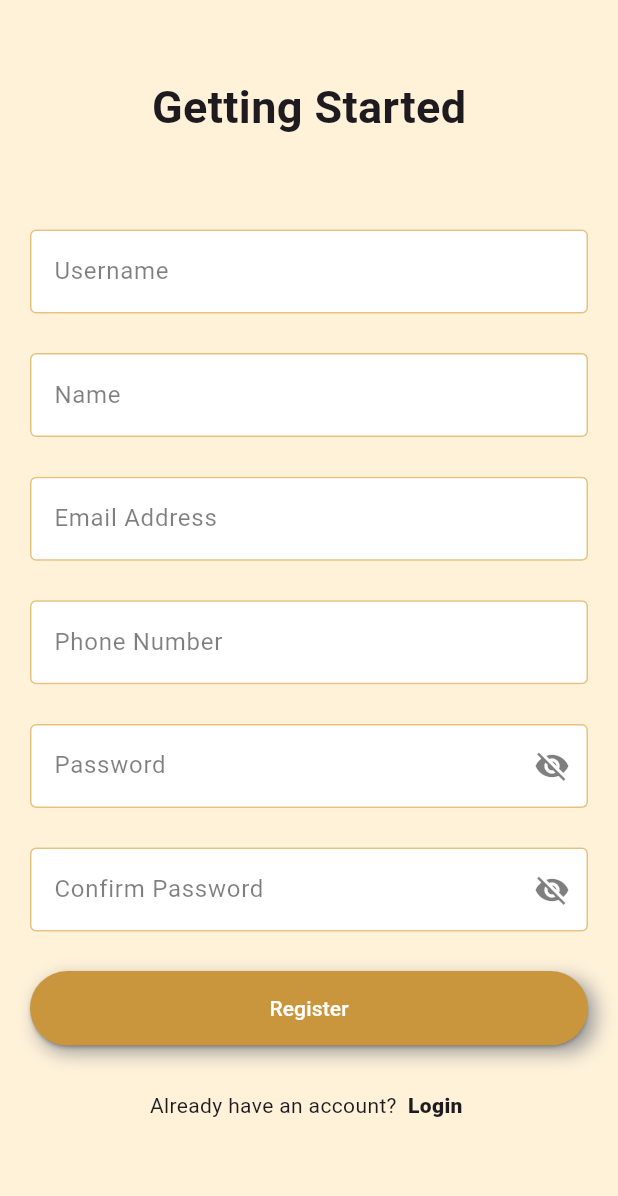
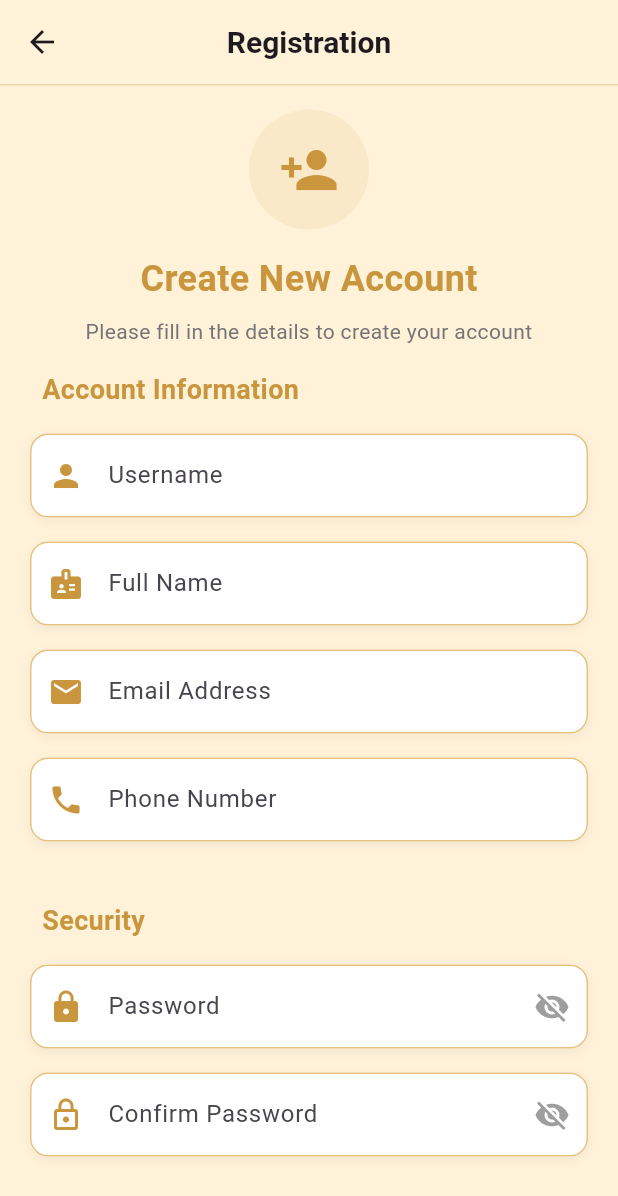
Before and after one commit to Daweee/TripNitor, a Flutter app: the RegistrationPage screen opened directly, on a phone screen of 412 x 824 dp. Shown: the top 1196 px of the screen. Run offline on Flutter 3.47's test engine with Material 3 defaults, Android fonts, the phone set to English and light mode, and no system bars; our stand-ins replace dio, flutter_dash, flutter_dotenv, flutter_map, flutter_rating_bar, flutter_riverpod and 8 more; missing offline and left inert: flutter_stripe; accounts and stored records are empty.

Commit message:
enhanced registration page ui

```diff
--- a/tripnitor_mobile_app/lib/pages/registration_page.dart
+++ b/tripnitor_mobile_app/lib/pages/registration_page.dart
@@ -1,14 +1,9 @@
-// ignore_for_file: use_build_context_synchronously
-
-import 'package:flutter/cupertino.dart';
 import 'package:flutter/material.dart';
 import 'package:flutter_riverpod/flutter_riverpod.dart';
-import 'package:tripnitor_mobile_app/widgets/custome_form_field.dart';
 import '../core/constants/constant.dart';
 import '../providers/auth_provider.dart';
-import 'auth_page.dart';
+import 'login_page.dart';
 import 'user/home_page.dart';
-import 'login_page.dart';
 
 class RegistrationPage extends ConsumerStatefulWidget {
   const RegistrationPage({super.key});
@@ -32,59 +27,103 @@ class _RegistrationPageState extends ConsumerState<RegistrationPage> {
   @override
   Widget build(BuildContext context) {
     return Scaffold(
-      resizeToAvoidBottomInset: false,
       backgroundColor: Color(ColorConstants.BACKGROUND_COLOR),
-      body: Container(
-        padding: EdgeInsets.only(top: 20),
+      appBar: PreferredSize(
+        preferredSize: Size.fromHeight(kToolbarHeight + 1),
+        child: AppBar(
+          title: Text(
+            "Registration",
+            style: TextStyle(
+              fontWeight: FontWeight.bold,
+              fontSize: 20,
+            ),
+          ),
+          centerTitle: true,
+          backgroundColor: Color(ColorConstants.BACKGROUND_COLOR),
+          elevation: 0,
+          scrolledUnderElevation: 0,
+          bottom: PreferredSize(
+            preferredSize: Size.fromHeight(1.0),
+            child: Divider(
+              color: Color(ColorConstants.PRIMARY_COLOR).withOpacity(0.3),
+              thickness: 1,
+              height: 1,
+            ),
+          ),
+        ),
+      ),
+      body: SafeArea(
         child: _buildUI(context),
       ),
     );
   }
 
   Widget _buildUI(BuildContext context) {
+    return SingleChildScrollView(
+      physics: BouncingScrollPhysics(),
+      child: Container(
+        width: MediaQuery.of(context).size.width,
+        padding: EdgeInsets.symmetric(horizontal: 20),
+        child: Column(
+          children: [
+            _buildFormHeader(),
+            _buildRegistrationForm(context),
+          ],
+        ),
+      ),
+    );
+  }
+
+  Widget _buildFormHeader() {
     return Container(
-      width: MediaQuery.sizeOf(context).width,
-      padding: EdgeInsets.symmetric(
-        horizontal: 20,
+      padding: EdgeInsets.symmetric(vertical: 16),
+      child: Column(
+        children: [
+          CircleAvatar(
+            radius: 40,
+            backgroundColor:
+                Color(ColorConstants.PRIMARY_COLOR).withOpacity(0.1),
+            child: Icon(
+              Icons.person_add,
+              size: 40,
+              color: Color(ColorConstants.PRIMARY_COLOR),
             ),
-      child: Column(
-        // mainAxisAlignment: MainAxisAlignment.spaceEvenly,
-        children: [
-          Container(
-            padding: EdgeInsets.only(
-              top: 30,
-              bottom: 60,
           ),
-            child: _headerText(context),
+          SizedBox(height: 16),
+          Text(
+            "Create New Account",
+            style: TextStyle(
+              fontSize: 24,
+              fontWeight: FontWeight.bold,
+              color: Color(ColorConstants.PRIMARY_COLOR),
             ),
-          _registrationForm(context),
+          ),
+          SizedBox(height: 8),
+          Text(
+            "Please fill in the details to create your account",
+            style: TextStyle(
+              fontSize: 14,
+              color: Colors.grey[600],
+            ),
+            textAlign: TextAlign.center,
+          ),
         ],
       ),
     );
   }
 
-  Widget _headerText(BuildContext context) {
-    return Container(
-      child: Text(
-        "Getting Started",
-        style: TextStyle(
-          fontSize: 30,
-          fontWeight: FontWeight.bold,
-        ),
-      ),
-    );
-  }
-
-  Widget _registrationForm(BuildContext context) {
-    return SingleChildScrollView(
-      child: Form(
+  Widget _buildRegistrationForm(BuildContext context) {
+    return Form(
       key: _formKey,
       child: Column(
+        crossAxisAlignment: CrossAxisAlignment.start,
         children: [
-            CustomeFormField(
-              labelText: "Username",
-              height: MediaQuery.sizeOf(context).height * .1,
+          _buildSectionHeader("Account Information"),
+          SizedBox(height: 16),
+          _buildFormField(
             controller: _usernameController,
+            label: "Username",
+            icon: Icons.person,
             validator: (value) {
               if (value == null || value.isEmpty) {
                 return 'Please enter a username';
@@ -92,24 +131,25 @@ class _RegistrationPageState extends ConsumerState<RegistrationPage> {
               return null;
             },
           ),
-            CustomeFormField(
-              labelText: "Name",
-              height: MediaQuery.sizeOf(context).height * .1,
+          _buildFormField(
             controller: _nameController,
+            label: "Full Name",
+            icon: Icons.badge,
             validator: (value) {
               if (value == null || value.isEmpty) {
                 return 'Please enter your name';
               }
               if (!RegExp(r'^[a-zA-Z\s]+$').hasMatch(value)) {
-                  return 'Please enter a valid name (letters and spaces only!)';
+                return 'Please enter a valid name (letters and spaces only)';
               }
               return null;
             },
           ),
-            CustomeFormField(
-              labelText: "Email Address",
-              height: MediaQuery.sizeOf(context).height * .1,
+          _buildFormField(
             controller: _emailController,
+            label: "Email Address",
+            icon: Icons.email,
+            keyboardType: TextInputType.emailAddress,
             validator: (value) {
               if (value == null || value.isEmpty) {
                 return 'Please enter your email';
@@ -121,11 +161,11 @@ class _RegistrationPageState extends ConsumerState<RegistrationPage> {
               return null;
             },
           ),
-            CustomeFormField(
-              labelText: "Phone Number",
-              height: MediaQuery.sizeOf(context).height * .1,
+          _buildFormField(
             controller: _phoneNumberController,
-              keyboardType: TextInputType.number,
+            label: "Phone Number",
+            icon: Icons.phone,
+            keyboardType: TextInputType.phone,
             validator: (value) {
               if (value == null || value.isEmpty) {
                 return 'Please enter your phone number';
@@ -136,13 +176,15 @@ class _RegistrationPageState extends ConsumerState<RegistrationPage> {
               return null;
             },
           ),
-            CustomeFormField(
-              labelText: "Password",
-              height: MediaQuery.sizeOf(context).height * .1,
+          SizedBox(height: 24),
+          _buildSectionHeader("Security"),
+          SizedBox(height: 16),
+          _buildFormField(
+            controller: _passwordController,
+            label: "Password",
+            icon: Icons.lock,
             obscureText: _isPasswordObscured,
-              controller: _passwordController,
-              isPassword: true,
-              onToggleObscureText: () {
+            toggleObscureText: () {
               setState(() {
                 _isPasswordObscured = !_isPasswordObscured;
               });
@@ -157,13 +199,12 @@ class _RegistrationPageState extends ConsumerState<RegistrationPage> {
               return null;
             },
           ),
-            CustomeFormField(
-              labelText: "Confirm Password",
-              height: MediaQuery.sizeOf(context).height * .1,
+          _buildFormField(
             controller: _confirmPasswordController,
+            label: "Confirm Password",
+            icon: Icons.lock_outline,
             obscureText: _isConfirmPasswordObscured,
-              isPassword: true,
-              onToggleObscureText: () {
+            toggleObscureText: () {
               setState(() {
                 _isConfirmPasswordObscured = !_isConfirmPasswordObscured;
               });
@@ -178,39 +219,136 @@ class _RegistrationPageState extends ConsumerState<RegistrationPage> {
               return null;
             },
           ),
-            _registrationButton(),
-            SizedBox(
-              height: 30,
+          SizedBox(height: 40),
+          _buildRegistrationButton(),
+          SizedBox(height: 30),
+          _buildAlreadyHaveAccountLink(),
+          SizedBox(height: 40),
+        ],
       ),
-            _AlreadyHaveAnAccount(),
-          ],
+    );
+  }
+
+  Widget _buildSectionHeader(String title) {
+    return Container(
+      padding: EdgeInsets.only(left: 8),
+      child: Text(
+        title,
+        style: TextStyle(
+          fontSize: 18,
+          fontWeight: FontWeight.bold,
+          color: Color(ColorConstants.PRIMARY_COLOR),
         ),
       ),
     );
   }
 
-  Widget _registrationButton() {
+  Widget _buildFormField({
+    required TextEditingController controller,
+    required String label,
+    required IconData icon,
+    TextInputType? keyboardType,
+    bool obscureText = false,
+    VoidCallback? toggleObscureText,
+    String? Function(String?)? validator,
+  }) {
+    return Container(
+      margin: EdgeInsets.only(bottom: 16),
+      decoration: BoxDecoration(
+        color: Colors.white,
+        borderRadius: BorderRadius.circular(12),
+        boxShadow: [
+          BoxShadow(
+            color: Colors.black.withOpacity(0.05),
+            blurRadius: 5,
+            offset: Offset(0, 2),
+          ),
+        ],
+      ),
+      child: TextFormField(
+        controller: controller,
+        decoration: InputDecoration(
+          labelText: label,
+          prefixIcon: Icon(
+            icon,
+            color: Color(ColorConstants.PRIMARY_COLOR),
+          ),
+          suffixIcon: obscureText && toggleObscureText != null
+              ? IconButton(
+                  icon: Icon(
+                    _isPasswordObscured
+                        ? Icons.visibility_off
+                        : Icons.visibility,
+                    color: Colors.grey,
+                  ),
+                  onPressed: toggleObscureText,
+                )
+              : null,
+          border: OutlineInputBorder(
+            borderRadius: BorderRadius.circular(12),
+            borderSide: BorderSide(
+              color: Color(ColorConstants.SECONDARY_COLOR),
+              width: 1,
+            ),
+          ),
+          enabledBorder: OutlineInputBorder(
+            borderRadius: BorderRadius.circular(12),
+            borderSide: BorderSide(
+              color: Color(ColorConstants.SECONDARY_COLOR),
+              width: 1,
+            ),
+          ),
+          focusedBorder: OutlineInputBorder(
+            borderRadius: BorderRadius.circular(12),
+            borderSide: BorderSide(
+              color: Color(ColorConstants.PRIMARY_COLOR),
+              width: 2,
+            ),
+          ),
+          errorBorder: OutlineInputBorder(
+            borderRadius: BorderRadius.circular(12),
+            borderSide: BorderSide(
+              color: Colors.red,
+              width: 1,
+            ),
+          ),
+          contentPadding: EdgeInsets.symmetric(horizontal: 16, vertical: 16),
+          filled: true,
+          fillColor: Colors.white,
+        ),
+        style: TextStyle(fontSize: 16),
+        keyboardType: keyboardType,
+        obscureText: obscureText,
+        validator: validator,
+      ),
+    );
+  }
+
+  Widget _buildRegistrationButton() {
     final authState = ref.watch(authProvider);
 
-    return Column(
-      children: [
-        Container(
+    return Container(
+      width: double.infinity,
+      height: 56,
       decoration: BoxDecoration(
+        borderRadius: BorderRadius.circular(16),
         boxShadow: [
           BoxShadow(
-                color: Colors.grey.withOpacity(1),
-                offset: Offset(5, 5),
+            color: Color(ColorConstants.PRIMARY_COLOR).withOpacity(0.4),
             blurRadius: 10,
+            offset: Offset(0, 5),
           ),
         ],
-            borderRadius: BorderRadius.circular(20),
       ),
-          child: SizedBox(
-            width: MediaQuery.sizeOf(context).width,
-            height: MediaQuery.sizeOf(context).height * .06,
       child: ElevatedButton(
         style: ElevatedButton.styleFrom(
+          foregroundColor: Colors.white,
           backgroundColor: Color(ColorConstants.PRIMARY_COLOR),
+          shape: RoundedRectangleBorder(
+            borderRadius: BorderRadius.circular(16),
+          ),
+          elevation: 0,
+          padding: EdgeInsets.zero,
         ),
         onPressed: () async {
           if (_formKey.currentState!.validate()) {
@@ -240,11 +378,7 @@ class _RegistrationPageState extends ConsumerState<RegistrationPage> {
                     MaterialPageRoute(builder: (context) => HomePage()),
                   );
                 } else {
-                        ScaffoldMessenger.of(context).showSnackBar(
-                          SnackBar(
-                              content: Text(
-                                  'Registration successful. Please log in.')),
-                        );
+                  _showSnackBar('Registration successful. Please log in.');
                   Navigator.pushReplacement(
                     context,
                     MaterialPageRoute(
@@ -253,18 +387,11 @@ class _RegistrationPageState extends ConsumerState<RegistrationPage> {
                   );
                 }
               } else {
-                      ScaffoldMessenger.of(context).showSnackBar(
-                        SnackBar(
-                            content: Text(updatedAuthState.error ??
-                                'Registration failed. Please try again.')),
-                      );
+                _showSnackBar(updatedAuthState.error ??
+                    'Registration failed. Please try again.');
               }
             } catch (e) {
-                    ScaffoldMessenger.of(context).showSnackBar(
-                      SnackBar(
-                          content:
-                              Text('An error occurred. Please try again.')),
-                    );
+              _showSnackBar('An error occurred. Please try again.');
             }
           }
         },
@@ -279,35 +406,64 @@ class _RegistrationPageState extends ConsumerState<RegistrationPage> {
                   ),
                 ),
               )
-                  : Text(
-                      'Register',
+            : Row(
+                mainAxisAlignment: MainAxisAlignment.center,
+                children: [
+                  Icon(
+                    Icons.app_registration,
+                    size: 24,
+                  ),
+                  SizedBox(width: 8),
+                  Text(
+                    'Create Account',
                     style: TextStyle(
-                        color: Colors.white,
-                      ),
-                    ),
-            ),
+                      fontSize: 18,
+                      fontWeight: FontWeight.bold,
                     ),
                   ),
                 ],
+              ),
+      ),
     );
   }
 
-  Widget _AlreadyHaveAnAccount() {
+  void _showSnackBar(String message) {
+    ScaffoldMessenger.of(context).showSnackBar(
+      SnackBar(
+        content: Text(message),
+        backgroundColor:
+            message.contains('success') ? Colors.green : Colors.red,
+        behavior: SnackBarBehavior.floating,
+        shape: RoundedRectangleBorder(
+          borderRadius: BorderRadius.circular(10),
+        ),
+        margin: EdgeInsets.all(15),
+        duration: Duration(seconds: message.contains('success') ? 2 : 4),
+      ),
+    );
+  }
+
+  Widget _buildAlreadyHaveAccountLink() {
     return Row(
-      // mainAxisSize: MainAxisSize.max,
       mainAxisAlignment: MainAxisAlignment.center,
-      crossAxisAlignment: CrossAxisAlignment.end,
       children: [
-        const Text("Already have an account? "),
+        Text(
+          "Already have an account? ",
+          style: TextStyle(
+            fontSize: 14,
+            color: Colors.grey[600],
+          ),
+        ),
         GestureDetector(
           onTap: () {
-            // navigate to register page
             Navigator.pop(context);
           },
-          child: const Text(
-            " Login ",
+          child: Text(
+            "Login",
             style: TextStyle(
-              fontWeight: FontWeight.w800,
+              fontSize: 14,
+              fontWeight: FontWeight.bold,
+              color: Color(ColorConstants.PRIMARY_COLOR),
             ),
           ),
         ),
```
Lines whose indentation alone changed are shown as unchanged.
